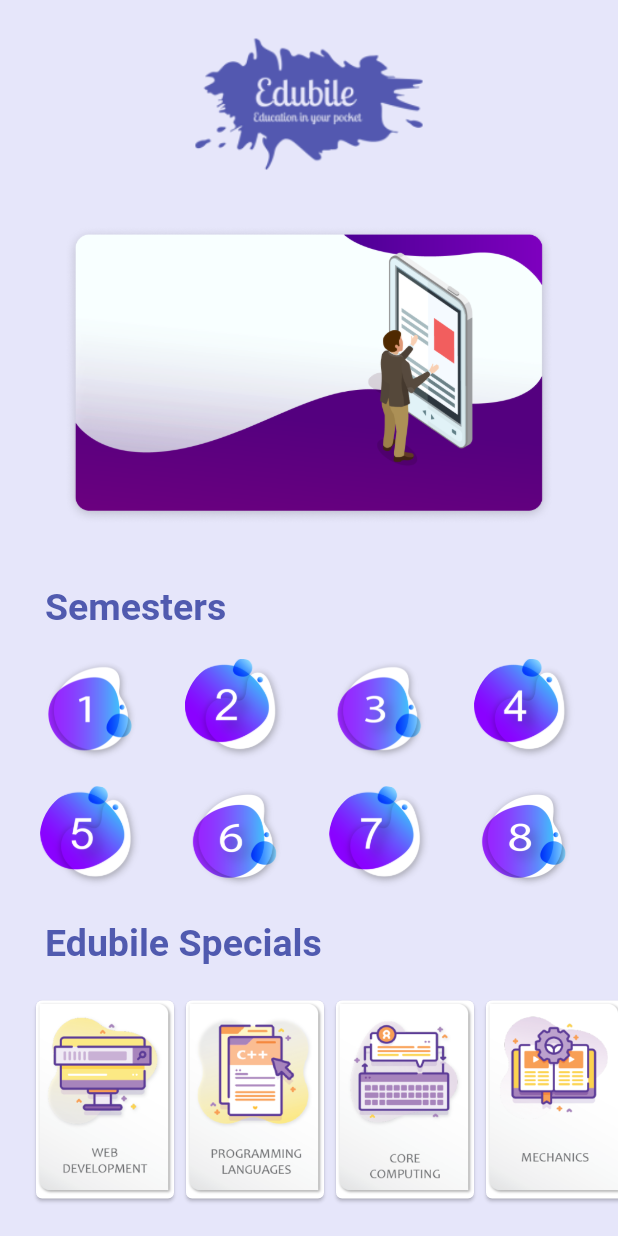
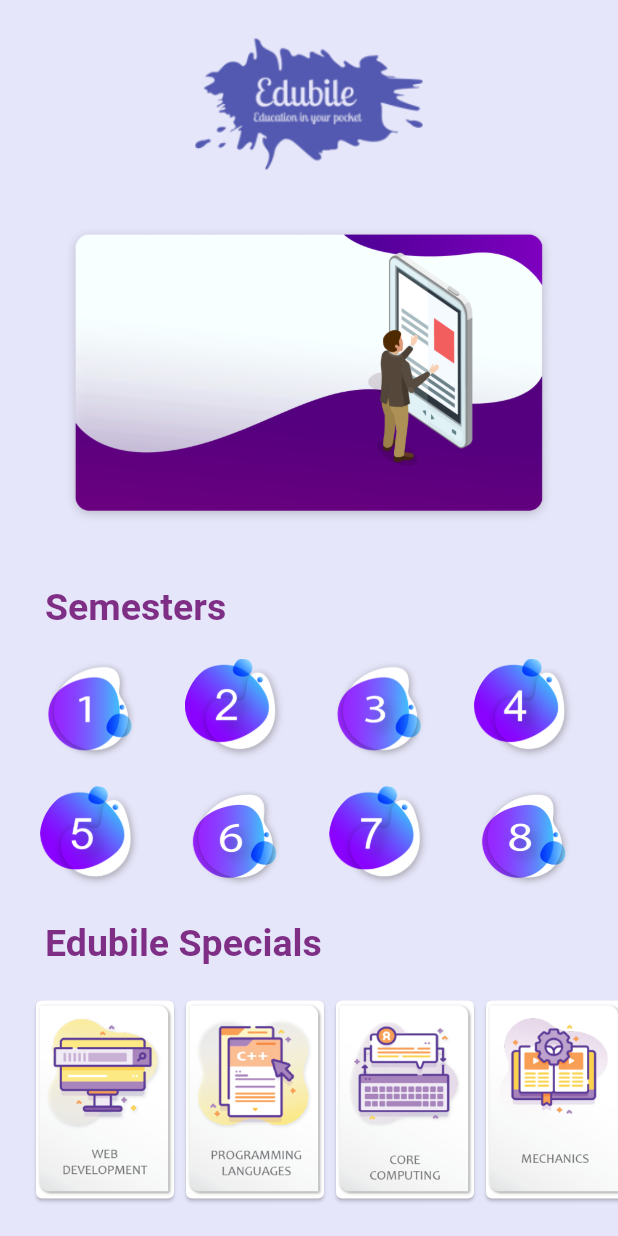
Before and after one commit to yasharth291/Eduthon, a Flutter app: the home screen opened directly, on a phone screen of 412 x 824 dp. Run offline on Flutter 3.47's test engine with Material 2 defaults, Android fonts, the phone set to English and light mode, and no system bars; drawn by our look-alikes of carousel_pro; our stand-ins replace bloc, chewie, flutter_bloc, flutter_svg, rxdart, video_player; missing offline and left inert: auto_orientation, flutter_plugin_pdf_viewer.

Commit message:
Add files via upload

```diff
--- a/Edubile_app/lib/pages/homepage.dart
+++ b/Edubile_app/lib/pages/homepage.dart
@@ -1,3 +1,4 @@
+import 'package:eduthon/pages/Semester.dart';
 import 'package:flutter/cupertino.dart';
 import 'package:flutter/material.dart';
 import '../bloc.navigation_bloc/navigation_bloc.dart';
@@ -25,7 +26,8 @@ class home_State extends State<home> {
   static int id6 = 6;
   static int id7 = 7;
   static int id8 = 8;
-  Widget clipOvalImage(String imageVal,String id)
+  int id = 1;
+  Widget clipOvalImage(String imageVal,int id)
   {
     return ClipOval(
       child: Container(
@@ -38,7 +40,14 @@ class home_State extends State<home> {
           ),
         ),
         child: FlatButton(onPressed: () async{
-
+          Navigator.push(
+            context,
+            MaterialPageRoute(
+                builder: (context){
+                  return semester(n : id);
+                }
+            ),
+          );
         }
         ),
         ),
@@ -49,10 +58,18 @@ class home_State extends State<home> {
     return Container(
       width: 100,
       child: Card(
-        child: Wrap(
-          children: <Widget>[
-            Image.asset(imageVal),
-          ],
+        child: Container(
+          padding: EdgeInsets.all(0.0),
+      width: 70,
+      height: 70,
+      decoration: BoxDecoration(
+        image: DecorationImage(
+            image: AssetImage(imageVal)
+        ),
+      ),
+          child: FlatButton(onPressed: () async{
+          }
+      ),
         ),
       ),
     );
@@ -68,6 +85,7 @@ class home_State extends State<home> {
                       Container(
                         height: 140,
                         child: Image.asset("assets/logo.png"),
+
                       ),
                       SizedBox(
                         height: 10,
@@ -78,7 +96,8 @@ class home_State extends State<home> {
                           boxFit: BoxFit.fitHeight,
                           images:[
                             AssetImage('assets/file/LEFT2.png'),
-                            AssetImage('assets/file/MID.png')
+                            AssetImage('assets/file/MID.png'),
+                            AssetImage('assets/file/LEFT1.png')
                           ],
                           autoplay: true,
                           autoplayDuration: Duration(milliseconds: 3000),
@@ -99,7 +118,7 @@ class home_State extends State<home> {
                      Text(
                        "Semesters",
                        style: TextStyle(
-                         color: Color.fromRGBO(80, 90, 175, 1),
+                         color: Color.fromRGBO(126, 46, 132, 1),
                          fontWeight: FontWeight.bold,
                          fontSize: 25.0,
                        ),
@@ -113,20 +132,20 @@ class home_State extends State<home> {
                   Row(
                     mainAxisAlignment: MainAxisAlignment.spaceEvenly,
                     children: <Widget>[
-                      clipOvalImage("assets/Semester/1.png",id1.toString()),
-                      clipOvalImage("assets/Semester/2.png",id2.toString()),
-                      clipOvalImage("assets/Semester/3.png",id3.toString()),
-                      clipOvalImage("assets/Semester/4.png",id4.toString()),
+                      clipOvalImage("assets/Semester/1.png",id1),
+                      clipOvalImage("assets/Semester/2.png",id2),
+                      clipOvalImage("assets/Semester/3.png",id3),
+                      clipOvalImage("assets/Semester/4.png",id4),
                     ],
                   ),
                   SizedBox(height: 15,),
                   Row(
                     mainAxisAlignment: MainAxisAlignment.spaceEvenly,
                     children: <Widget>[
-                      clipOvalImage("assets/Semester/5.png",id5.toString()),
-                      clipOvalImage("assets/Semester/6.png",id6.toString()),
-                      clipOvalImage("assets/Semester/8.png",id7.toString()),
-                      clipOvalImage("assets/Semester/7.png",id8.toString()),
+                      clipOvalImage("assets/Semester/5.png",id5),
+                      clipOvalImage("assets/Semester/6.png",id6),
+                      clipOvalImage("assets/Semester/8.png",id7),
+                      clipOvalImage("assets/Semester/7.png",id8),
                     ],
                   ),
                   SizedBox(
@@ -141,7 +160,7 @@ class home_State extends State<home> {
                         Text(
                           "Edubile Specials",
                           style: TextStyle(
-                            color: Color.fromRGBO(80, 90, 175, 1),
+                            color: Color.fromRGBO(126, 46, 132, 1),
                             fontWeight: FontWeight.bold,
                             fontSize: 25.0,
                           ),
```
Also changed, not shown: Edubile_app/lib/pages/Semester.dart (added, +111 -0 lines), Edubile_app/lib/pages/mycoursespage.dart (added, +15 -0 lines), Edubile_app/lib/pages/semester_body.dart (added, +98 -0 lines).
